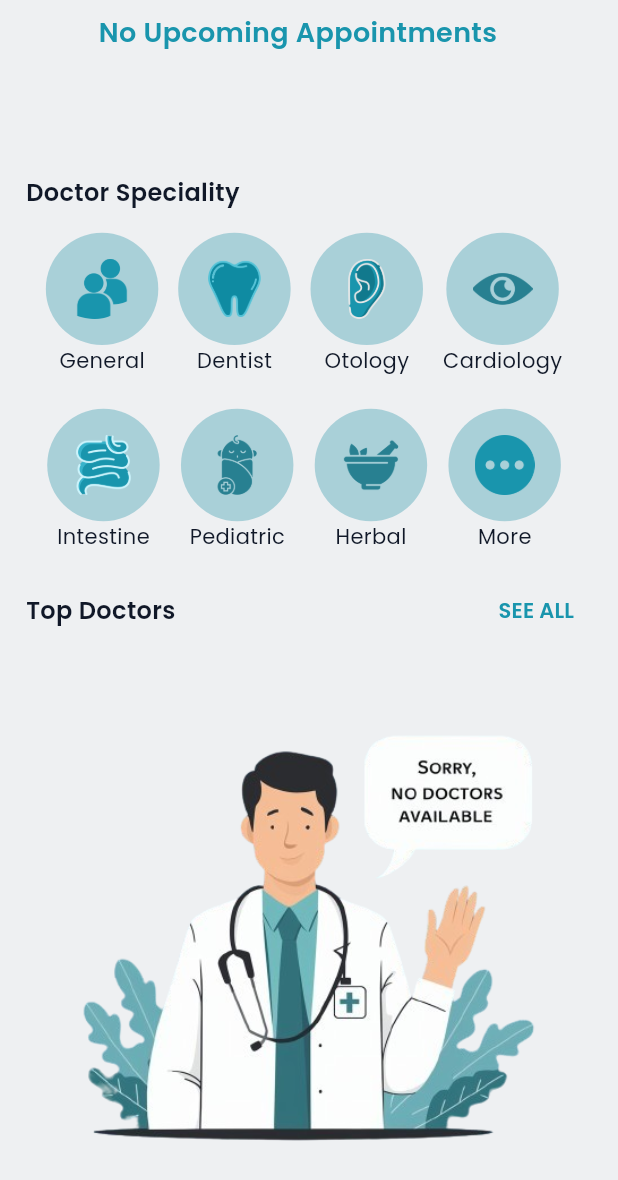
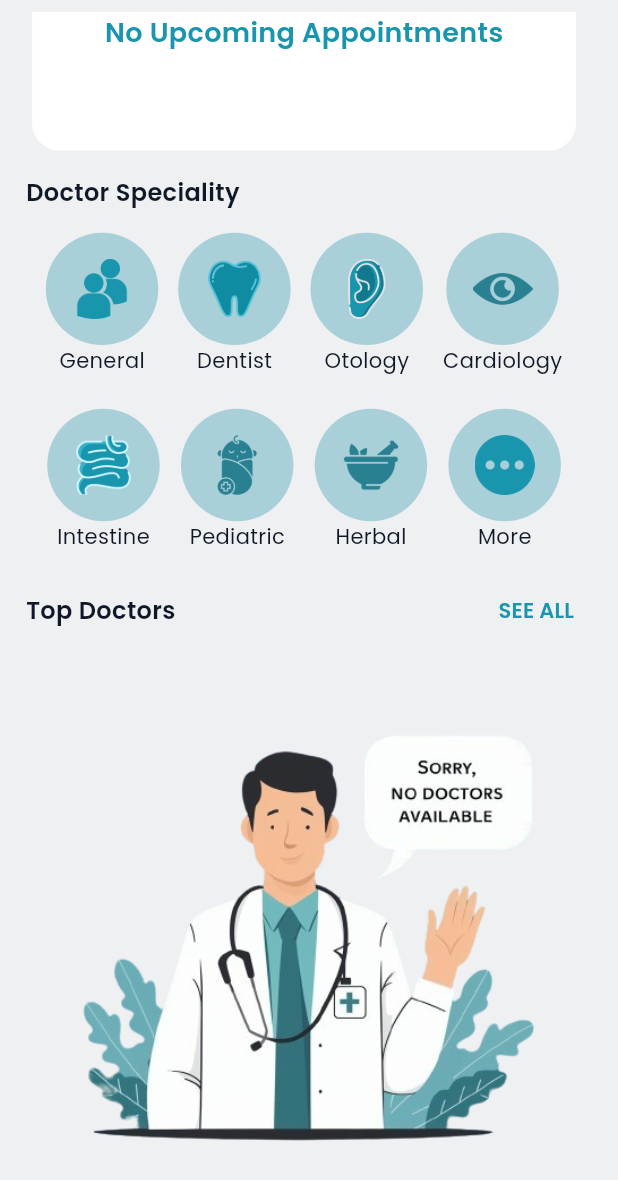
Before and after one commit to farhan-kt/MedHeal, a Flutter app: the UserHomeScreen screen opened directly, scrolled down 131 dp, on a phone screen of 412 x 824 dp. Shown: the top 1180 px of the screen. Run offline on Flutter 3.47's test engine with Material 3 defaults, Android fonts, the phone set to English and light mode, and no system bars; our stand-ins replace cloud_firestore, country_picker, firebase_auth, firebase_core, firebase_storage, fluttertoast and 4 more; missing offline and left inert: enefty_icons, razorpay_flutter; accounts and stored records are empty; network calls fail.

Commit message:
profile updated

```diff
--- a/lib/controller/authentication_provider.dart
+++ b/lib/controller/authentication_provider.dart
@@ -11,19 +11,15 @@ import 'package:medheal/widgets/admin_bottom_bar.dart';
 import 'package:medheal/service/authentication_service.dart';
 
 class AuthenticationProvider extends ChangeNotifier {
-  TextEditingController userNameController = TextEditingController();
-  TextEditingController emailController = TextEditingController();
+  TextEditingController createAccountUserNameController =
+      TextEditingController();
+  TextEditingController createAccountEmailController = TextEditingController();
   TextEditingController passwordController = TextEditingController();
   TextEditingController confirmPasswordController = TextEditingController();
 
   TextEditingController signInEmailController = TextEditingController();
   TextEditingController signInPasswordController = TextEditingController();
 
-  TextEditingController fullNameController = TextEditingController();
-  TextEditingController ageController = TextEditingController();
-  TextEditingController profileEmailController = TextEditingController();
-  TextEditingController phoneNumberController = TextEditingController();
-  TextEditingController genderController = TextEditingController();
   TextEditingController phoneController = TextEditingController();
   TextEditingController otpController = TextEditingController();
 
@@ -98,6 +94,7 @@ class AuthenticationProvider extends ChangeNotifier {
       } else {
         await emailSignIn(
             signInEmailController.text, signInPasswordController.text);
+        await getUser();
         Navigator.pushAndRemoveUntil(
             context,
             MaterialPageRoute(builder: (context) => const UserBottomBar()),
@@ -110,7 +107,7 @@ class AuthenticationProvider extends ChangeNotifier {
   }
 
   void deniedAdminKey() {
-    emailController.text == 'medheal';
+    createAccountEmailController.text == 'medheal';
   }
 
   void clearSignInControllers() {
@@ -119,20 +116,15 @@ class AuthenticationProvider extends ChangeNotifier {
   }
 
   void clearCreateAccountControllers() {
-    userNameController.clear();
-    emailController.clear();
+    createAccountUserNameController.clear();
+    createAccountEmailController.clear();
     passwordController.clear();
     confirmPasswordController.clear();
   }
 
   void clearFillProfileControllers() {
-    userNameController.clear();
-    ageController.clear();
-    emailController.clear();
-    phoneNumberController.clear();
-    genderController.clear();
+    createAccountEmailController.clear();
     profileImage = null;
-    // selectedGender = null;
   }
 
   void clearPhoneVerificationController() {
@@ -199,11 +191,8 @@ class AuthenticationProvider extends ChangeNotifier {
 
   addUser() async {
     final user = UserModel(
-      email: emailController.text,
-      phoneNumber: phoneController.text,
-      userName: userNameController.text,
-      age: ageController.text,
-      gender: selectedGender,
+      email: createAccountEmailController.text,
+      userName: createAccountUserNameController.text,
       uId: firebaseAuth.currentUser!.uid,
     );
     await authenticationService.addUser(user);
@@ -212,7 +201,6 @@ class AuthenticationProvider extends ChangeNotifier {
 
   getUser() async {
     currentUser = await authenticationService.getCurrentUser();
-    log(currentUser?.phoneNumber ?? "");
     notifyListeners();
   }
 
--- a/lib/model/authentication_model.dart
+++ b/lib/model/authentication_model.dart
@@ -9,9 +9,9 @@ class UserModel {
 
   UserModel(
       {required this.uId,
-      required this.userName,
-      required this.email,
-      required this.phoneNumber,
+      this.userName,
+      this.email,
+      this.phoneNumber,
       this.image,
       this.age,
       this.gender});
--- a/lib/view/user/authentication/auth_widgets.dart
+++ b/lib/view/user/authentication/auth_widgets.dart
@@ -38,7 +38,7 @@ Widget loginTypeOutlinedButton(Size size, {text, onPressed}) {
   );
 }
 
-Widget profileFillFields(size, AuthenticationProvider authProvider,
+Widget editProfileFields(size, AuthenticationProvider authProvider,
     {userNameController, ageController, phoneController}) {
   return Column(mainAxisAlignment: MainAxisAlignment.spaceEvenly, children: [
     CustomTextFormField(
@@ -131,12 +131,12 @@ Widget createAccountTextFormFields(
     mainAxisAlignment: MainAxisAlignment.spaceEvenly,
     children: [
       CustomTextFormField(
-        controller: authProvider.userNameController,
+        controller: authProvider.createAccountUserNameController,
         hintText: 'User Name',
         validateMessage: 'Enter User Name',
       ),
       CustomTextFormField(
-        controller: authProvider.emailController,
+        controller: authProvider.createAccountEmailController,
         hintText: 'Email',
         validateMessage: 'Enter Email',
         keyboardType: TextInputType.emailAddress,
--- a/lib/view/user/authentication/create_account.dart
+++ b/lib/view/user/authentication/create_account.dart
@@ -97,14 +97,14 @@ class CreateAccountScreen extends StatelessWidget {
                         return;
                       }
                       try {
-                        if (authProvider.emailController.text ==
+                        if (authProvider.createAccountEmailController.text ==
                             'medHeal@gmail.com') {
                           SnackBarWidget().showErrorSnackbar(context,
                               'Email address already exists or is invalid');
                         } else if (authProvider.passwordController.text ==
                             authProvider.confirmPasswordController.text) {
                           await authProvider.accountCreate(
-                              authProvider.emailController.text,
+                              authProvider.createAccountEmailController.text,
                               authProvider.passwordController.text);
                           authProvider.addUser();
                           Navigator.pushAndRemoveUntil(
--- a/lib/view/user/home/category.dart
+++ b/lib/view/user/home/category.dart
@@ -43,12 +43,6 @@ class CategoryScreen extends StatelessWidget {
             fontSize: 18,
             fontWeight: FontWeight.bold),
         centerTitle: true,
-        actions: [
-          IconButton(
-            onPressed: () {},
-            icon: const Icon(EneftyIcons.heart_outline),
-          )
-        ],
       ),
       body: Padding(
         padding: const EdgeInsets.all(10),
--- a/lib/view/user/home/home_widgets.dart
+++ b/lib/view/user/home/home_widgets.dart
@@ -175,7 +175,11 @@ Widget homeAppBar(Size size, context) {
       child: Row(children: [
         IconButton(
           onPressed: () {},
-          icon: const Icon(EneftyIcons.notification_bing_outline),
+          icon: Icon(
+            EneftyIcons.notification_bing_bold,
+            color: Colors.orange[500],
+            size: 25,
+          ),
         ),
         IconButton(
           onPressed: () {
@@ -186,7 +190,7 @@ Widget homeAppBar(Size size, context) {
               ),
             );
           },
-          icon: const Icon(EneftyIcons.heart_outline),
+          icon: const Icon(EneftyIcons.heart_outline, color: Colors.red),
         ),
       ]),
     ),
--- a/lib/view/user/home/user_home.dart
+++ b/lib/view/user/home/user_home.dart
@@ -66,14 +66,26 @@ class _UserHomeScreenState extends State<UserHomeScreen> {
                       return aDateTime.compareTo(bDateTime);
                     });
                     if (upcomingAppointments.isEmpty) {
-                      return SizedBox(
+                      return Padding(
+                        padding: EdgeInsets.only(left: size.width * .01),
+                        child: SizedBox(
                           height: size.height * .19,
                           width: size.width * .88,
+                          child: Container(
+                            decoration: BoxDecoration(
+                              color: const Color(0xFFFFFFFF),
+                              border: Border.all(
+                                color: const Color(0xFFFFFFFF),
+                              ),
+                              borderRadius: BorderRadius.circular(18),
+                            ),
                             child: Center(
                               child: poppinsHeadText(
                                 text: 'No Upcoming Appointments',
                                 color: const Color(0xFF1995AD),
                                 fontSize: 18,
+                              ),
+                            ),
                           ),
                         ),
                       );
--- a/lib/view/user/profile/my_profile.dart
+++ b/lib/view/user/profile/my_profile.dart
@@ -11,7 +11,6 @@ const double circleAvatarRadiusFraction = 0.18;
 
 class ProfileDetailsScreen extends StatelessWidget {
   final AuthenticationProvider value;
-
   final imageProvider;
   const ProfileDetailsScreen({
     super.key,
```
Also changed, not shown: lib/view/user/profile/edit_profile.dart (+21 -22 lines), lib/view/user/profile/profile_user.dart (+4 -3 lines). Lines whose indentation alone changed are shown as unchanged.
